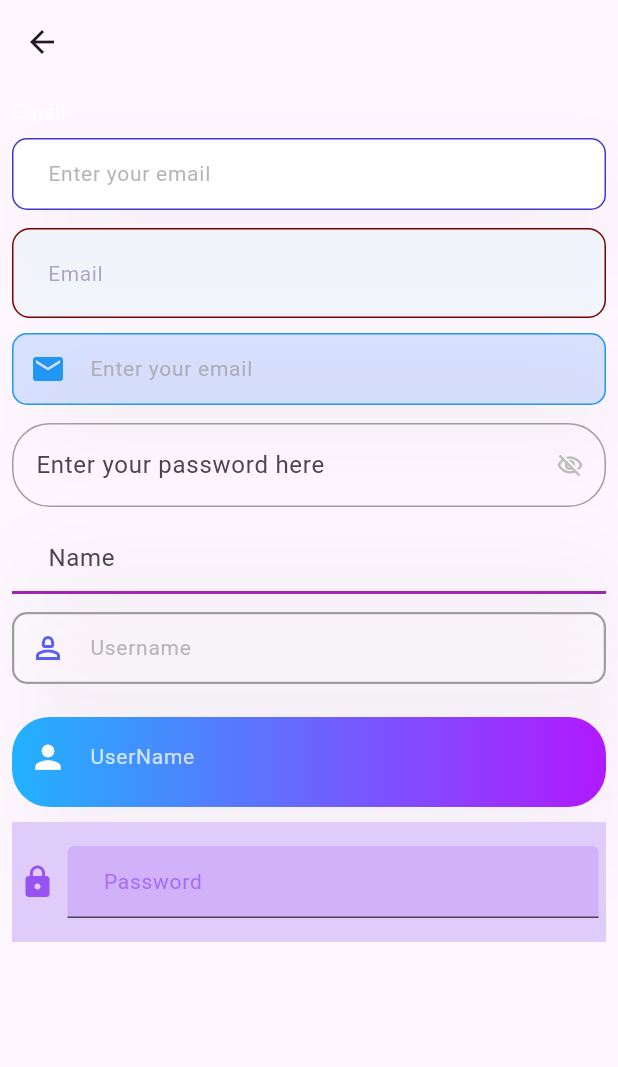
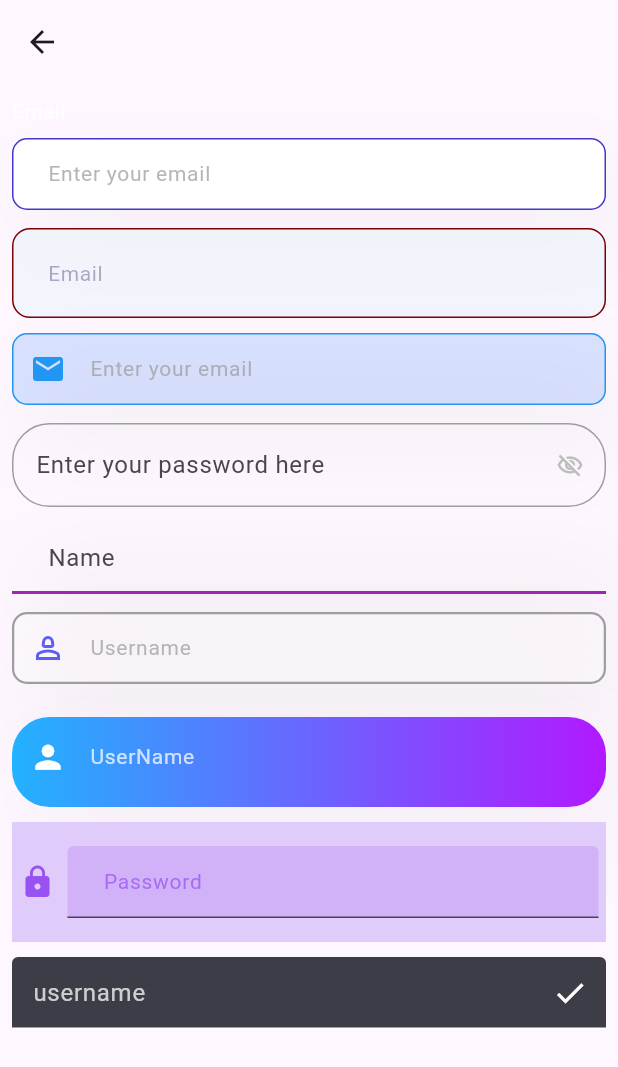
Before and after one commit to KhubaibJamal/FYP, a Flutter app: the InputTextFields screen opened directly, on a phone screen of 412 x 824 dp. Shown: the top 1067 px of the screen. Run offline on Flutter 3.47's test engine with Material 3 defaults, Android fonts, the phone set to English and light mode, and no system bars.

Commit message:
input text field: textfiedl with underline border

```diff
--- a/lib/home/input_text_fields.dart
+++ b/lib/home/input_text_fields.dart
@@ -7,6 +7,7 @@ import 'package:fyp/text%20fields/input_text_field5.dart';
 import 'package:fyp/text%20fields/input_text_field7.dart';
 import 'package:fyp/text%20fields/input_text_field6.dart';
 import 'package:fyp/text%20fields/input_text_field8.dart';
+import 'package:fyp/text%20fields/input_text_field9.dart';
 
 class InputTextFields extends StatelessWidget {
   InputTextFields({super.key});
@@ -58,6 +59,11 @@ class InputTextFields extends StatelessWidget {
                 textController: controller,
                 hintText: "Password",
               ),
+              const SizedBox(height: 10),
+              InputTextField9(
+                controller: controller,
+                hintText: "username",
+              ),
             ],
           ),
         ),
--- /dev/null
+++ b/lib/text fields/input_text_field9.dart
@@ -0,0 +1,35 @@
+import 'package:flutter/material.dart';
+
+class InputTextField9 extends StatelessWidget {
+  final TextEditingController controller;
+  final String hintText;
+  const InputTextField9({
+    super.key,
+    required this.controller,
+    required this.hintText,
+  });
+
+  @override
+  Widget build(BuildContext context) {
+    return TextField(
+      controller: controller,
+      style: const TextStyle(fontSize: 14, color: Colors.white),
+      decoration: InputDecoration(
+        suffixIcon: const Icon(Icons.done, color: Colors.white),
+        filled: true,
+        fillColor: const Color(0xFF3d3d47),
+        hintText: hintText,
+        labelText: hintText,
+        labelStyle: TextStyle(color: Colors.white.withOpacity(0.75)),
+        hintStyle: TextStyle(color: Colors.white.withOpacity(0.75)),
+        contentPadding: const EdgeInsets.symmetric(horizontal: 10.0),
+        border: const UnderlineInputBorder(
+            borderSide: BorderSide(color: Colors.white)),
+        focusedBorder: const UnderlineInputBorder(
+            borderSide: BorderSide(color: Colors.white)),
+        enabledBorder: const UnderlineInputBorder(
+            borderSide: BorderSide(color: Colors.white)),
+      ),
+    );
+  }
+}
```
